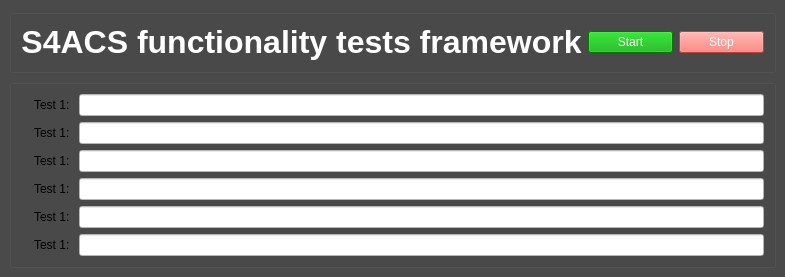
The window that func_tests/gui/gui.ui (dev-LNA/S4CSTP) describes before a commit, drawn with Qt 5.
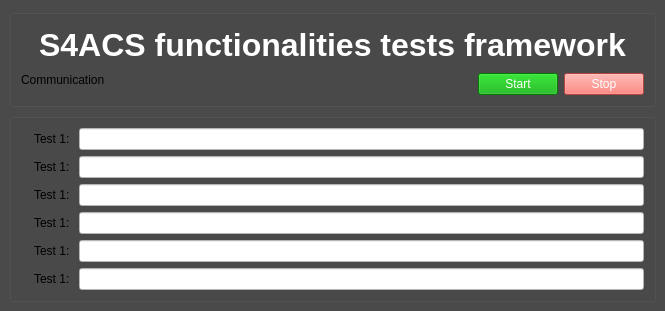
The same window after the commit.

```diff
--- a/func_tests/gui/gui.ui
+++ b/func_tests/gui/gui.ui
@@ -6,8 +6,8 @@
    <rect>
     <x>0</x>
     <y>0</y>
-    <width>785</width>
-    <height>277</height>
+    <width>665</width>
+    <height>311</height>
    </rect>
   </property>
   <property name="palette">
@@ -542,7 +542,7 @@
      </disabled>
     </palette>
    </property>
-   <layout class="QVBoxLayout" name="verticalLayout">
+   <layout class="QVBoxLayout" name="verticalLayout_2">
     <item>
      <widget class="QGroupBox" name="groupBox_9">
       <property name="palette">
@@ -963,16 +963,60 @@
       <property name="title">
        <string/>
       </property>
-      <layout class="QHBoxLayout" name="horizontalLayout">
+      <layout class="QVBoxLayout" name="verticalLayout">
        <item>
         <widget class="QLabel" name="label">
          <property name="text">
-          <string>&lt;html&gt;&lt;head/&gt;&lt;body&gt;&lt;p align=&quot;center&quot;&gt;&lt;span style=&quot; font-size:24pt; font-weight:600; color:#ffffff;&quot;&gt;S4ACS functionality tests framework&lt;/span&gt;&lt;/p&gt;&lt;/body&gt;&lt;/html&gt;</string>
+          <string>&lt;html&gt;&lt;head/&gt;&lt;body&gt;&lt;p align=&quot;center&quot;&gt;&lt;span style=&quot; font-size:24pt; font-weight:600; color:#ffffff;&quot;&gt;S4ACS functionalities tests framework&lt;/span&gt;&lt;/p&gt;&lt;/body&gt;&lt;/html&gt;</string>
          </property>
         </widget>
        </item>
        <item>
-        <widget class="QPushButton" name="emcs_start_btn">
+        <layout class="QHBoxLayout" name="horizontalLayout_2">
+         <item>
+          <layout class="QFormLayout" name="formLayout">
+           <item row="0" column="0">
+            <widget class="QLabel" name="label_54">
+             <property name="text">
+              <string>Communication</string>
+             </property>
+             <property name="text_label" stdset="0">
+              <bool>true</bool>
+             </property>
+            </widget>
+           </item>
+           <item row="0" column="1">
+            <widget class="QLabel" name="eacs2_led_comm_9">
+             <property name="styleSheet">
+              <string notr="true"/>
+             </property>
+             <property name="led" stdset="0">
+              <bool>true</bool>
+             </property>
+             <property name="led_status" stdset="0">
+              <string>off</string>
+             </property>
+            </widget>
+           </item>
+          </layout>
+         </item>
+         <item>
+          <spacer name="horizontalSpacer">
+           <property name="orientation">
+            <enum>Qt::Horizontal</enum>
+           </property>
+           <property name="sizeHint" stdset="0">
+            <size>
+             <width>168</width>
+             <height>20</height>
+            </size>
+           </property>
+          </spacer>
+         </item>
+         <item>
+          <layout class="QHBoxLayout" name="horizontalLayout">
+           <item>
+            <widget class="QPushButton" name="ftf_start_btn">
          <property name="styleSheet">
           <string notr="true">font: 75 8pt &quot;MS Shell Dlg 2&quot;;
 background-color: rgb(0, 170, 0);
@@ -994,6 +1038,10 @@
           <string>Stop</string>
          </property>
         </widget>
+           </item>
+          </layout>
+         </item>
+        </layout>
        </item>
       </layout>
      </widget>
```
Left out of the diff: 2 changed lines with no effect on the pictures. Lines whose indentation alone changed are shown as unchanged.
